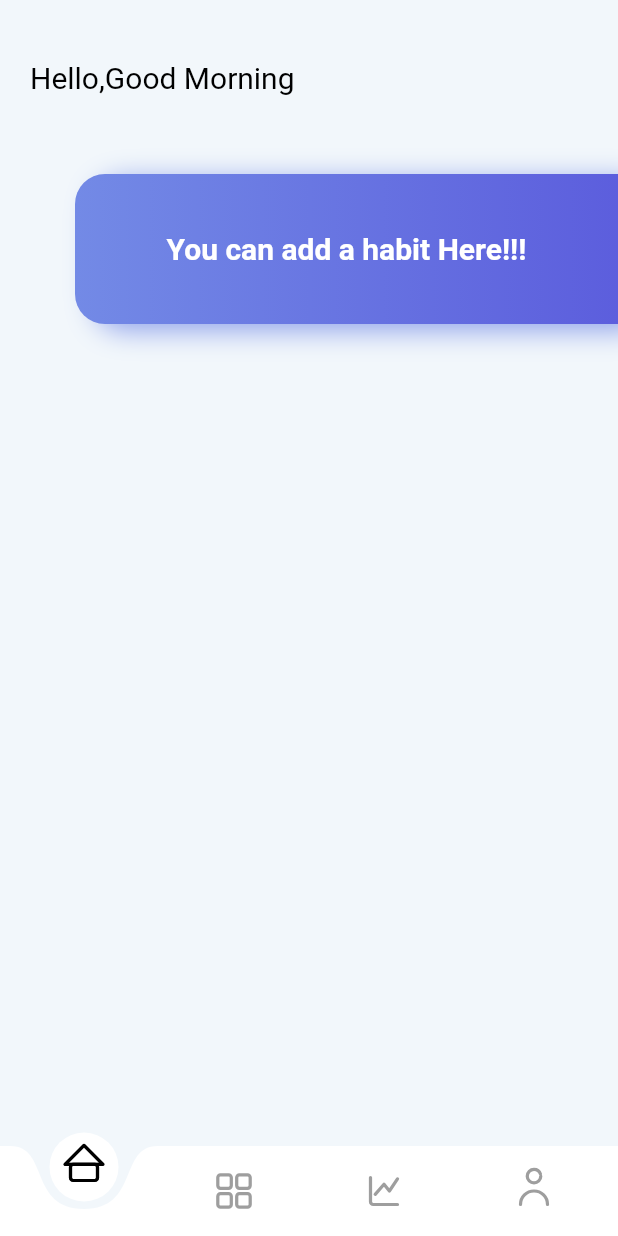
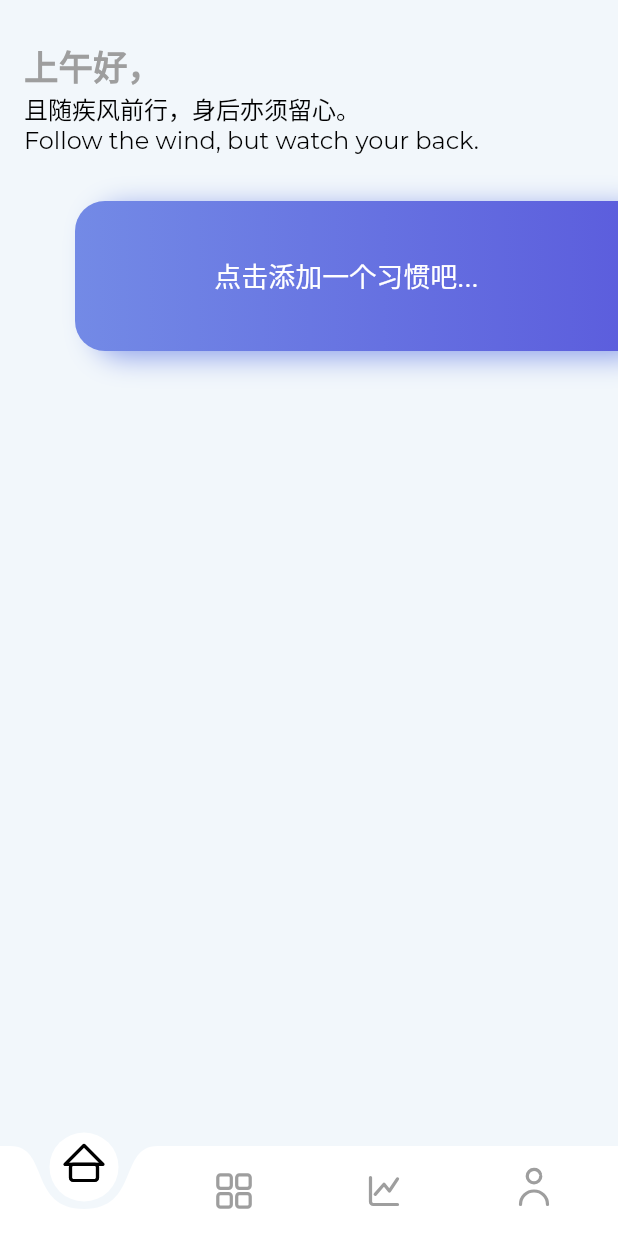
Before and after one commit to designDo/flutter-checkio, a Flutter app: the screen it shows after launch, on a phone screen of 412 x 824 dp. Run offline on Flutter 3.47's test engine with Material 2 defaults, Android fonts, the phone set to English and light mode, and no system bars; our stand-ins replace bloc, equatable, fl_chart, flutter_bloc, flutter_local_notifications, flutter_slidable and 7 more; accounts and stored records are empty.

Commit message:
Add TimeAndWord view

```diff
--- a/lib/models/habit_list_model.dart
+++ b/lib/models/habit_list_model.dart
@@ -4,6 +4,7 @@ class OnDayHabitListData {
   static const int typeTip = 1;
   static const int typeTitle = 2;
   static const int typeHabits = 3;
+  static const int typeRate = 4;
 
   final int type;
   final dynamic value;
--- /dev/null
+++ b/lib/one_day/one_day_normal_view.dart
@@ -0,0 +1,130 @@
+import 'package:flutter/cupertino.dart';
+import 'package:flutter/material.dart';
+import 'package:timefly/add_habit/habit_edit_page.dart';
+import 'package:timefly/utils/date_util.dart';
+
+import '../app_theme.dart';
+
+///当前时间提示 and 美丽的句子
+class TimeAndWordView extends StatelessWidget {
+  final AnimationController animationController;
+  final Animation<Offset> animation;
+
+  const TimeAndWordView({Key key, this.animationController, this.animation})
+      : super(key: key);
+
+  @override
+  Widget build(BuildContext context) {
+    return AnimatedBuilder(
+      animation: animationController,
+      builder: (context, child) {
+        return SlideTransition(
+          position: animation,
+          child: Padding(
+            padding: EdgeInsets.only(
+                left: 16,
+                right: 50,
+                top: MediaQuery.of(context).padding.top + 26,
+                bottom: 30),
+            child: Column(
+              crossAxisAlignment: CrossAxisAlignment.start,
+              children: [
+                GestureDetector(
+                  onTap: () async {},
+                  child: Text(
+                    '${DateUtil.getNowTimeString()}好，',
+                    style: AppTheme.appTheme
+                        .textStyle(
+                            textColor: Colors.grey,
+                            fontWeight: FontWeight.bold,
+                            fontSize: 23)
+                        .copyWith(fontFamily: 'Montserrat'),
+                  ),
+                ),
+                Text(
+                  '且随疾风前行，身后亦须留心。',
+                  style: AppTheme.appTheme.textStyle(
+                      textColor: Colors.black,
+                      fontSize: 16,
+                      fontWeight: FontWeight.normal),
+                ),
+                Text(
+                  'Follow the wind, but watch your back.',
+                  style: AppTheme.appTheme
+                      .textStyle(
+                          textColor: Colors.black,
+                          fontSize: 16,
+                          fontWeight: FontWeight.normal)
+                      .copyWith(fontFamily: 'Montserrat'),
+                )
+              ],
+            ),
+          ),
+        );
+      },
+    );
+  }
+}
+
+class OneDayTipsView extends StatelessWidget {
+  final AnimationController animationController;
+  final Animation<Offset> animation;
+
+  const OneDayTipsView({Key key, this.animationController, this.animation})
+      : super(key: key);
+
+  @override
+  Widget build(BuildContext context) {
+    return AnimatedBuilder(
+      animation: animationController,
+      builder: (context, child) {
+        return SlideTransition(
+          position: animation,
+          child: GestureDetector(
+            onTap: () async {
+              await Navigator.of(context)
+                  .push(CupertinoPageRoute(builder: (context) {
+                return HabitEditPage(
+                  isModify: false,
+                  habit: null,
+                );
+              }));
+            },
+            child: Padding(
+              padding: EdgeInsets.only(left: 50),
+              child: Container(
+                alignment: Alignment.center,
+                height: 100,
+                decoration: BoxDecoration(
+                    boxShadow: <BoxShadow>[
+                      BoxShadow(
+                          color: Color(0xFF738AE6).withOpacity(0.8),
+                          offset: const Offset(13.1, 4.0),
+                          blurRadius: 16.0),
+                    ],
+                    gradient: LinearGradient(
+                      colors: <Color>[
+                        Color(0xFF738AE6),
+                        Color(0xFF5C5EDD),
+                      ],
+                      begin: Alignment.centerLeft,
+                      end: Alignment.centerRight,
+                    ),
+                    borderRadius: BorderRadius.only(
+                        topLeft: Radius.circular(20),
+                        bottomLeft: Radius.circular(20))),
+                child: Text(
+                  '点击添加一个习惯吧...',
+                  style: TextStyle(
+                      color: Colors.white,
+                      fontWeight: FontWeight.normal,
+                      fontSize: 18),
+                ),
+              ),
+            ),
+          ),
+        );
+      },
+    );
+  }
+}
--- /dev/null
+++ b/lib/one_day/one_day_rate_view.dart
@@ -0,0 +1,46 @@
+import 'package:flutter/material.dart';
+import 'package:timefly/models/habit.dart';
+
+///周期为天的习惯完成率
+class OneDayRateView extends StatelessWidget {
+  final List<Habit> allHabits;
+  final Animation<Offset> animation;
+
+  const OneDayRateView({Key key, this.allHabits, this.animation})
+      : super(key: key);
+
+  @override
+  Widget build(BuildContext context) {
+    return SlideTransition(
+      position: animation,
+      child: Padding(
+        padding: EdgeInsets.only(left: 50, bottom: 16, top: 16),
+        child: Container(
+          alignment: Alignment.center,
+          height: 100,
+          decoration: BoxDecoration(
+              boxShadow: <BoxShadow>[
+                BoxShadow(
+                    color: Color(0xFF738AE6).withOpacity(0.8),
+                    offset: const Offset(13.1, 4.0),
+                    blurRadius: 16.0),
+              ],
+              gradient: LinearGradient(
+                colors: <Color>[
+                  Color(0xFF738AE6),
+                  Color(0xFF5C5EDD),
+                ],
+                begin: Alignment.centerLeft,
+                end: Alignment.centerRight,
+              ),
+              borderRadius: BorderRadius.only(
+                  topLeft: Radius.circular(20),
+                  bottomLeft: Radius.circular(20))),
+          child: Row(
+            children: [],
+          ),
+        ),
+      ),
+    );
+  }
+}
--- a/lib/one_day/one_day_screen.dart
+++ b/lib/one_day/one_day_screen.dart
@@ -7,10 +7,13 @@ import 'package:timefly/blocs/habit/habit_bloc.dart';
 import 'package:timefly/blocs/habit/habit_state.dart';
 import 'package:timefly/models/habit.dart';
 import 'package:timefly/models/habit_list_model.dart';
-import 'package:timefly/notification/notification_plugin.dart';
+import 'package:timefly/models/habit_peroid.dart';
 import 'package:timefly/one_day/habit_list_view.dart';
+import 'package:timefly/one_day/one_day_normal_view.dart';
 import 'package:timefly/utils/habit_util.dart';
 import 'package:timefly/utils/system_util.dart';
+
+import 'one_day_rate_view.dart';
 
 class OneDayScreen extends StatefulWidget {
   @override
@@ -26,8 +29,8 @@ class _OneDayScreenState extends State<OneDayScreen>
 
   @override
   void initState() {
-    screenAnimationController = AnimationController(
-        duration: Duration(milliseconds: 1000), vsync: this);
+    screenAnimationController =
+        AnimationController(duration: Duration(milliseconds: 800), vsync: this);
     screenAnimationController.forward();
     super.initState();
   }
@@ -48,8 +51,7 @@ class _OneDayScreenState extends State<OneDayScreen>
             return Container();
           }
           if (state is HabitLoadSuccess) {
-            List<OnDayHabitListData> listData = getHabits((state).habits);
-            print('HabitLoadSuccess ListData');
+            List<OnDayHabitListData> listData = getHabits(state.habits);
             final int count = listData.length;
             return ListView.builder(
                 itemCount: listData.length,
@@ -58,22 +60,24 @@ class _OneDayScreenState extends State<OneDayScreen>
                   Widget widget;
                   switch (data.type) {
                     case OnDayHabitListData.typeHeader:
-                      widget = getHeaderView(
-                          Tween<Offset>(begin: Offset(0, 0.5), end: Offset.zero)
+                      widget = TimeAndWordView(
+                          animation: Tween<Offset>(
+                                  begin: Offset(0, 0.5), end: Offset.zero)
                               .animate(CurvedAnimation(
                                   parent: screenAnimationController,
                                   curve: Interval((1 / count) * index, 1,
                                       curve: Curves.fastOutSlowIn))),
-                          screenAnimationController);
+                          animationController: screenAnimationController);
                       break;
                     case OnDayHabitListData.typeTip:
-                      widget = getTipsView(
-                          Tween<Offset>(begin: Offset(1, 0), end: Offset.zero)
+                      widget = OneDayTipsView(
+                          animation: Tween<Offset>(
+                                  begin: Offset(1, 0), end: Offset.zero)
                               .animate(CurvedAnimation(
                                   parent: screenAnimationController,
                                   curve: Interval((1 / count) * index, 1,
                                       curve: Curves.fastOutSlowIn))),
-                          screenAnimationController);
+                          animationController: screenAnimationController);
                       break;
                     case OnDayHabitListData.typeTitle:
                       widget = getTitleView(
@@ -97,6 +101,17 @@ class _OneDayScreenState extends State<OneDayScreen>
                         habits: data.value,
                       );
                       break;
+                    case OnDayHabitListData.typeRate:
+                      widget = OneDayRateView(
+                        allHabits: state.habits,
+                        animation:
+                            Tween<Offset>(begin: Offset(1, 0), end: Offset.zero)
+                                .animate(CurvedAnimation(
+                                    parent: screenAnimationController,
+                                    curve: Interval((1 / count) * index, 1,
+                                        curve: Curves.fastOutSlowIn))),
+                      );
+                      break;
                   }
                   return widget;
                 });
@@ -111,47 +126,24 @@ class _OneDayScreenState extends State<OneDayScreen>
     List<OnDayHabitListData> datas = [];
     datas.add(
         OnDayHabitListData(type: OnDayHabitListData.typeHeader, value: null));
-    datas
-        .add(OnDayHabitListData(type: OnDayHabitListData.typeTip, value: null));
+    int dayPeroidHabitCount =
+        habits.where((element) => element.period == HabitPeriod.day).length;
+    int weekPeroidHabitCount =
+        habits.where((element) => element.period == HabitPeriod.week).length;
+    int monthPeroidHabitCount =
+        habits.where((element) => element.period == HabitPeriod.month).length;
+
+    if (dayPeroidHabitCount == 0 &&
+        weekPeroidHabitCount == 0 &&
+        monthPeroidHabitCount == 0) {
+      datas.add(
+          OnDayHabitListData(type: OnDayHabitListData.typeTip, value: null));
+    } else {
+      datas.add(
+          OnDayHabitListData(type: OnDayHabitListData.typeRate, value: habits));
+    }
     datas.addAll(HabitUtil.sortByCompleteTime(habits));
     return datas;
-  }
-
-  Widget getHeaderView(
-      Animation animation, AnimationController animationController) {
-    return AnimatedBuilder(
-      animation: animationController,
-      builder: (context, child) {
-        return SlideTransition(
-          position: animation,
-          child: Padding(
-            padding: EdgeInsets.only(left: 20, top: 40, bottom: 30),
-            child: Column(
-              crossAxisAlignment: CrossAxisAlignment.start,
-              children: [
-                GestureDetector(
-                  onTap: () async {
-                    await NotificationPlugin.getInstance()
-                        .scheduleNotification();
-                  },
-                  child: Text(
-                    'Hello,Good Morning',
-                    style: AppTheme.appTheme.textStyle(),
-                  ),
-                ),
-                Text(
-                  'You have 7 habits last !!',
-                  style: Theme.of(context)
-                      .textTheme
-                      .headline6
-                      .copyWith(color: Theme.of(context).primaryColor),
-                )
-              ],
-            ),
-          ),
-        );
-      },
-    );
   }
 
   Widget getTipsView(
@@ -195,11 +187,11 @@ class _OneDayScreenState extends State<OneDayScreen>
                         topLeft: Radius.circular(20),
                         bottomLeft: Radius.circular(20))),
                 child: Text(
-                  'You can add a habit Here!!!',
+                  '点击添加一个习惯吧...',
                   style: TextStyle(
                       color: Colors.white,
-                      fontWeight: FontWeight.bold,
-                      fontSize: 20),
+                      fontWeight: FontWeight.normal,
+                      fontSize: 18),
                 ),
               ),
             ),
--- a/lib/utils/date_util.dart
+++ b/lib/utils/date_util.dart
@@ -252,4 +252,32 @@ class DateUtil {
     }
     return months;
   }
+
+  /// 0-5 晚上
+  /// 5 - 9 早上
+  /// 9-12 上午
+  /// 12-14 中午
+  /// 14-18 下午
+  /// 18- 24 晚上
+  static String getNowTimeString() {
+    int hour = DateTime.now().hour;
+    String time = '';
+    if (hour >= 5 && hour < 9) {
+      time = '早上';
+    } else if (hour >= 9 && hour < 12) {
+      time = '上午';
+    } else if (hour >= 12 && hour < 14) {
+      time = '中午';
+    } else if (hour >= 14 && hour < 18) {
+      time = '下午';
+    } else {
+      time = '晚上';
+    }
+    return time;
+  }
+
+  static String getNowString() {
+    DateTime now = DateTime.now();
+    return '${now.year}年${now.month}月${now.day}日';
+  }
 }
```
Also changed, not shown: assets/images/calendar_view_day.svg (added), assets/images/calendar_view_month.svg (added), assets/images/calendar_view_week.svg (added).
